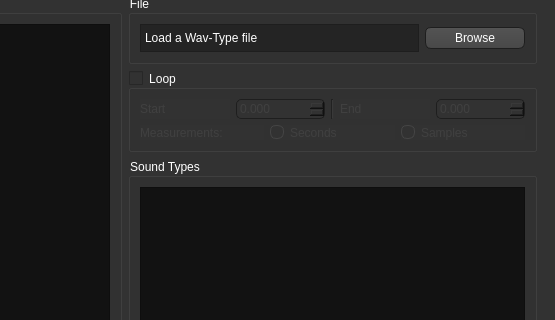
Old version of the form wiimusicplus.ui in the repository BenjaminHalko/WiiMusicEditorPlus; both pictures show x 306 to 861 and y 92 to 412 of the 861 by 573 pixel window.
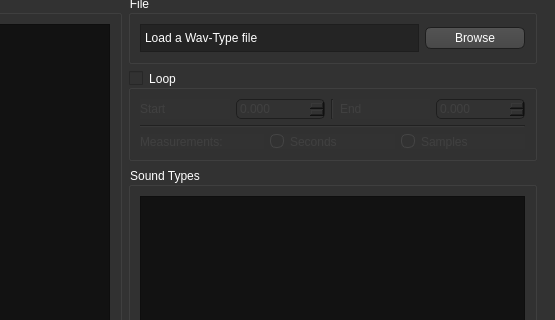
New version of the form. The open tabs and pages were chosen to show the change. Icons and pictures are not drawn.

```diff
--- a/wiimusicplus.ui
+++ b/wiimusicplus.ui
@@ -2507,6 +2507,13 @@
                  </item>
                 </layout>
                </item>
+               <item>
+                <widget class="Line" name="SOE_LoopLineH">
+                 <property name="orientation">
+                  <enum>Qt::Horizontal</enum>
+                 </property>
+                </widget>
+               </item>
                <item>
                 <layout class="QHBoxLayout" name="SOE_LoopMesurementsLayout">
                  <item>
```
